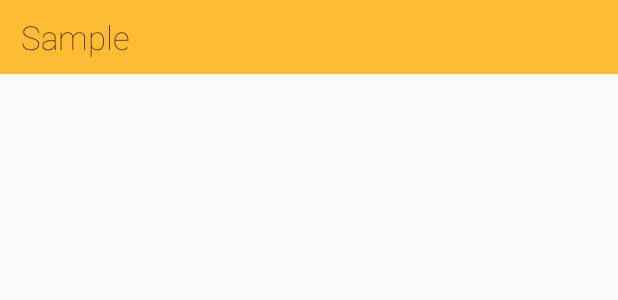
After one commit to mrdeevs/BrainFood, an Android app: the layout recycler_story_item.xml on its own in the app's theme, with its tools: preview values and no code run, on a phone screen of 412 x 824 dp. The commit adds this screen. Shown: the top 300 px of the screen. Run offline under Robolectric (Android 15) with nearby library versions, the phone set to English and light mode, and no system bars.

Commit message:
created an adapter for the recycler news list. added layouts for recycler view items and the list. updated styles. added an observer pattern to the live data for our stories. we can now view a list of all the news titles after data comes in!

```diff
--- a/app/src/main/java/com/hippo/viewmodel/StoryViewModel.kt
+++ b/app/src/main/java/com/hippo/viewmodel/StoryViewModel.kt
@@ -13,6 +13,7 @@ import kotlinx.coroutines.launch
 class StoryViewModel(application: Application) : AndroidViewModel(application) {
 
     private val repository: NewsRepository
+
     // Using LiveData and caching what getBestStories() returns has several benefits:
     // - We can put an observer on the data (instead of polling for changes) and only update the
     //   the UI when the data actually changes.
--- /dev/null
+++ b/app/src/main/res/layout/recycler_story_item.xml
@@ -0,0 +1,19 @@
+<?xml version="1.0" encoding="utf-8"?>
+<androidx.appcompat.widget.LinearLayoutCompat xmlns:android="http://schemas.android.com/apk/res/android"
+    android:layout_width="match_parent"
+    android:layout_height="wrap_content"
+    android:orientation="vertical">
+
+    <TextView
+        android:id="@+id/story_item_title"
+        style="@style/story_title"
+        android:layout_width="match_parent"
+        android:layout_height="wrap_content"
+        android:background="@android:color/holo_orange_light"
+        android:fontFamily="sans-serif-thin"
+        android:paddingStart="14dp"
+        android:paddingTop="10dp"
+        android:paddingEnd="14dp"
+        android:paddingBottom="10dp"
+        android:text="Sample" />
+</androidx.appcompat.widget.LinearLayoutCompat>
--- a/app/src/main/res/values/styles.xml
+++ b/app/src/main/res/values/styles.xml
@@ -8,4 +8,13 @@
         <item name="colorAccent">@color/colorAccent</item>
     </style>
 
+    <!-- The default font for RecyclerView items is too small.
+    The margin is a simple delimiter between the words. -->
+    <style name="story_title">
+        <item name="android:layout_width">match_parent</item>
+        <item name="android:paddingLeft">10dp</item>
+        <item name="android:background">@android:color/holo_orange_light</item>
+        <item name="android:textAppearance">@android:style/TextAppearance.Large</item>
+    </style>
+
 </resources>
```
Also changed, not shown: app/src/main/java/com/hippo/adapter/NewsListAdapter.kt (added, +38 -0 lines), app/src/main/java/com/hippo/news/NewsFeedActivity.kt (+11 -9 lines), app/src/main/res/layout/news_main.xml (+5 -4 lines).
